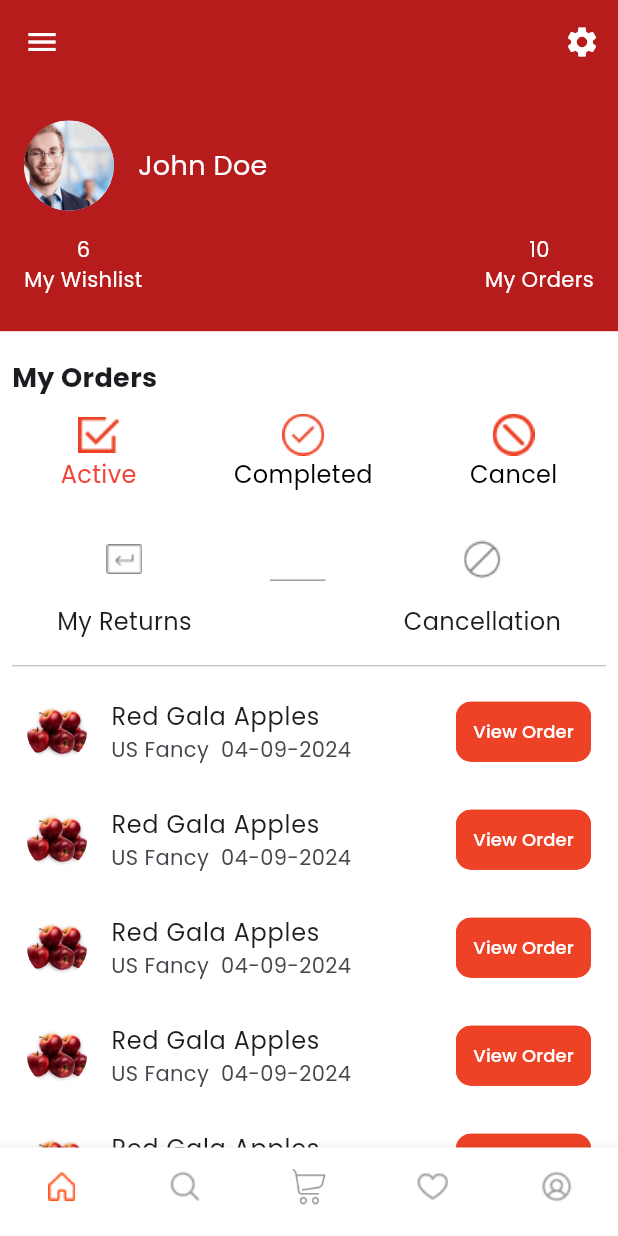
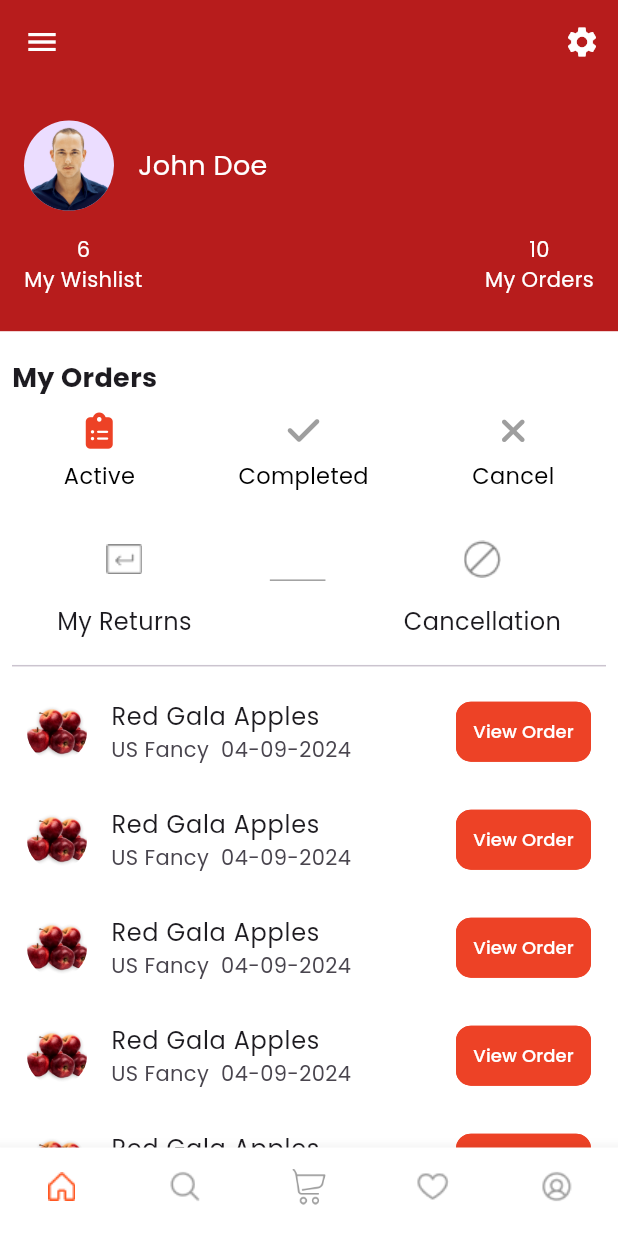
Before and after one commit to muzzi0912/RED-PRO-MART-APP, a Flutter app: the ProfileScreen screen opened directly, on a phone screen of 412 x 824 dp. Run offline on Flutter 3.47's test engine with Material 3 defaults, Android fonts, the phone set to English and light mode, and no system bars; our stand-ins replace animated_text_kit, flutter_image_slideshow, fluttertoast, font_awesome_flutter, get, google_fonts and 6 more.

Commit message:
recent changes

```diff
--- a/lib/AuthScreens/4digitPassScreen.dart
+++ b/lib/AuthScreens/4digitPassScreen.dart
@@ -38,7 +38,7 @@
               ),
               SizedBox(height: screenHeight * 0.02),
               Text(
-                'Enter 4-digits password we sent you on your phone number',
+                'Enter the 4-digit code sent to your phone',
                 style: Constants.poppins(
                   fontSize: screenHeight * 0.020,
                   fontWeight: FontWeight.normal,
--- a/lib/AuthScreens/SetupNewPass.dart
+++ b/lib/AuthScreens/SetupNewPass.dart
@@ -63,7 +63,7 @@
                   SizedBox(height: screenHeight * 0.02),
                   Center(
                     child: Text(
-                      'Please setup a new password for your account',
+                      'Please setup a new password',
                       textAlign: TextAlign.center,
                       style: Constants.poppins(
                         fontSize: screenHeight * 0.022,
@@ -123,7 +123,7 @@
                                 _isNewPasswordObscured
                                     ? Icons.visibility_off
                                     : Icons.visibility,
-                                color: _isPasswordObscured ? Colors.grey : Constants.mainAppColor
+                                color: _isNewPasswordObscured ? Colors.grey : Constants.mainAppColor,
                               ),
                             ),
                           ),
--- a/lib/screens/HelpCenterScreen.dart
+++ b/lib/screens/HelpCenterScreen.dart
@@ -37,7 +37,7 @@
         title: Row(
           children: [
             CircleAvatar(backgroundColor: Colors.grey,
-               backgroundImage: AssetImage('assets/ceo_image.png'), // Replace with your asset
+               backgroundImage: AssetImage('assets/man.png'), // Replace with your asset
             ),
             SizedBox(width: 10),
             Column(
@@ -66,7 +66,7 @@
                 Row(
                   children: [
                     CircleAvatar(backgroundColor: Colors.grey,
-                       backgroundImage: AssetImage('assets/ceo_image.png'), // Replace with your asset
+                       backgroundImage: AssetImage('assets/man.png'), // Replace with your asset
                     ),
                     SizedBox(width: 10),
                     Column(
@@ -150,7 +150,7 @@
                     ),
                     SizedBox(width: 10),
                     CircleAvatar(backgroundColor: Colors.grey,
-                      backgroundImage: AssetImage('assets/ceo_image.png'), // Replace with your asset
+                      backgroundImage: AssetImage('assets/man.png'), // Replace with your asset
                     ),
                   ],
                 ),
--- a/lib/screens/profileScreen.dart
+++ b/lib/screens/profileScreen.dart
@@ -15,7 +15,9 @@
 import 'wishlistScreen.dart';
 import 'EditProfileScreen.dart'; // Add this import for the Edit Profile screen
 import 'NotificationScreen.dart'; // Add this import for the Notification screen
-import 'Returnandrefundpolicy.dart'; // Add this import for the Return and Refund Policy screen
+import 'Returnandrefundpolicy.dart';
+import 'package:font_awesome_flutter/font_awesome_flutter.dart';
+
 
 class ProfileScreen extends StatefulWidget {
   @override
@@ -46,6 +48,7 @@
       ),
     );
   }
+
   void _showProfileOptionsDialog(BuildContext context) {
     showDialog(
       context: context,
@@ -84,8 +87,14 @@
 
   @override
   Widget build(BuildContext context) {
-    double screenHeight = MediaQuery.of(context).size.height;
-    double screenWidth = MediaQuery.of(context).size.width;
+    double screenHeight = MediaQuery
+        .of(context)
+        .size
+        .height;
+    double screenWidth = MediaQuery
+        .of(context)
+        .size
+        .width;
 
     return Scaffold(
       key: _scaffoldKey,
@@ -105,7 +114,8 @@
               Navigator.push(
                 context,
                 MaterialPageRoute(
-                  builder: (context) => EditProfileScreen(), // Link to Edit Profile Screen
+                  builder: (context) =>
+                      EditProfileScreen(), // Link to Edit Profile Screen
                 ),
               );
             },
@@ -119,7 +129,8 @@
           children: <Widget>[
             UserAccountsDrawerHeader(
               decoration: BoxDecoration(color: Colors.red[900]),
-              accountName: Text("John Doe", style: GoogleFonts.poppins(color: Colors.white)),
+              accountName: Text(
+                  "John Doe", style: GoogleFonts.poppins(color: Colors.white)),
               accountEmail: null,
               currentAccountPicture: CircleAvatar(
                 backgroundColor: Colors.white,
@@ -244,8 +255,10 @@
               },
             ),
             ListTile(
-              leading: IconButton(onPressed: () {}, icon: Icon(Icons.logout, color: Colors.red)),
-              title: Text('Logout', style: GoogleFonts.poppins(color: Colors.red)),
+              leading: IconButton(onPressed: () {},
+                  icon: Icon(Icons.logout, color: Colors.red)),
+              title: Text(
+                  'Logout', style: GoogleFonts.poppins(color: Colors.red)),
               onTap: () {
                 Navigator.pop(context);
               },
@@ -270,12 +283,15 @@
                       children: [
                         CircleAvatar(
                           radius: 30,
-                           backgroundImage: AssetImage('assets/ceo_image.png'),
+                          backgroundImage: AssetImage('assets/man.png',),
+
                         ),
+
                         SizedBox(width: 16),
                         Text(
                           'John Doe',
-                          style: GoogleFonts.poppins(color: Colors.white, fontSize: 18),
+                          style: GoogleFonts.poppins(color: Colors.white,
+                              fontSize: 18),
                         ),
                       ],
                     ),
@@ -321,15 +337,19 @@
                 children: [
                   Text(
                     'My Orders',
-                    style: GoogleFonts.poppins(fontSize: 18, fontWeight: FontWeight.bold),
+                    style: GoogleFonts.poppins(
+                        fontSize: 18, fontWeight: FontWeight.bold),
                   ),
                   SizedBox(height: 10),
                   Row(
                     mainAxisAlignment: MainAxisAlignment.spaceAround,
                     children: [
-                      _createOrderStatusButton('Active', 'assets/Active.png', 0),
-                      _createOrderStatusButton('Completed', 'assets/Cmp.png', 1),
-                      _createOrderStatusButton('Cancel', 'assets/Cancel.png', 2),
+                      _createOrderStatusButton(
+                          'Active', FontAwesomeIcons.clipboardList, 0),
+                      _createOrderStatusButton(
+                          'Completed', FontAwesomeIcons.check, 1),
+                      _createOrderStatusButton(
+                          'Cancel', FontAwesomeIcons.times, 2),
                     ],
                   ),
                   SizedBox(height: 20),
@@ -338,7 +358,8 @@
                     child: Row(
                       mainAxisAlignment: MainAxisAlignment.spaceBetween,
                       children: [
-                        _createManualRoute('My Returns', 'assets/MyReturns.png', () {
+                        _createManualRoute(
+                            'My Returns', 'assets/MyReturns.png', () {
                           // Navigate to My Returns screen
                         }),
                         Container(
@@ -346,7 +367,8 @@
                           width: screenWidth * 0.09,
                           color: Colors.grey,
                         ),
-                        _createManualRoute('Cancellation', 'assets/My Cancellation.png', () {
+                        _createManualRoute(
+                            'Cancellation', 'assets/My Cancellation.png', () {
                           // Navigate to Cancellation screen
                         }),
                       ],
@@ -368,30 +390,45 @@
     );
   }
 
-  Widget _createDrawerItem({required String imagePath, required String text, required VoidCallback onTap}) {
+  Widget _createDrawerItem(
+      {required String imagePath, required String text, required VoidCallback onTap}) {
     return ListTile(
-      leading: Image.asset(imagePath, width: 24, height: 24,color: Constants.mainAppColor,),
+      leading: Image.asset(
+        imagePath, width: 24, height: 24, color: Constants.mainAppColor,),
       title: Text(text, style: GoogleFonts.poppins(color: Colors.black)),
       onTap: onTap,
     );
   }
 
-  Widget _createOrderStatusButton(String label, String imagePath, int index) {
+  Widget _createOrderStatusButton(String text, IconData icon, int index) {
     return GestureDetector(
-      onTap: () => _onOrderStatusTapped(index),
+      onTap: () {
+        setState(() {
+          _selectedIndex = index;
+        });
+      },
       child: Column(
         children: [
-          Image.asset(imagePath, height: 30),
+          Icon(
+            icon,
+            size: 24.0,
+            color: _selectedIndex == index ? Constants.mainAppColor : Colors.grey,
+          ),
+          SizedBox(height: 8.0),
           Text(
-            label,
-            style: GoogleFonts.poppins(fontSize: 16, color: _orderStatusIndex == index ? Colors.red : Colors.black),
+            text,
+            style: GoogleFonts.poppins(
+              fontSize: 15.0,
+              color: Colors.black, // Change the color as per your theme
+            ),
           ),
         ],
       ),
     );
   }
 
-  Widget _createManualRoute(String label, String imagePath, VoidCallback onTap) {
+  Widget _createManualRoute(String label, String imagePath,
+      VoidCallback onTap) {
     return GestureDetector(
       onTap: onTap,
       child: Column(
@@ -430,12 +467,15 @@
             child: OutlinedButton(
               style: OutlinedButton.styleFrom(
                 foregroundColor: Colors.white,
-                backgroundColor: Constants.mainAppColor, // Button color
-                side: BorderSide(color: Constants.mainAppColor, width: 2), // Border color and width
+                backgroundColor: Constants.mainAppColor,
+                // Button color
+                side: BorderSide(color: Constants.mainAppColor, width: 2),
+                // Border color and width
                 shape: RoundedRectangleBorder(
                   borderRadius: BorderRadius.circular(10), // Border radius
                 ),
-                padding: EdgeInsets.symmetric(vertical: 0.0), // Reduced vertical padding for height
+                padding: EdgeInsets.symmetric(
+                    vertical: 0.0), // Reduced vertical padding for height
               ),
               onPressed: () {
                 // View Order button action
@@ -456,4 +496,5 @@
     );
   }
 
+
 }
--- a/pubspec.yaml
+++ b/pubspec.yaml
@@ -51,6 +51,7 @@
   permission_handler:
   get:
   animated_splash_screen:
+  font_awesome_flutter:
 
 
 
```
Also changed, not shown: lib/AuthScreens/SignupScreen.dart (+4 -4 lines), lib/AuthScreens/loginScreen.dart (+12 -101 lines), lib/screens/NotificationScreen.dart (+1 -6 lines), assets/man.png (added), assets/profile_img.png (added), pubspec.lock.
